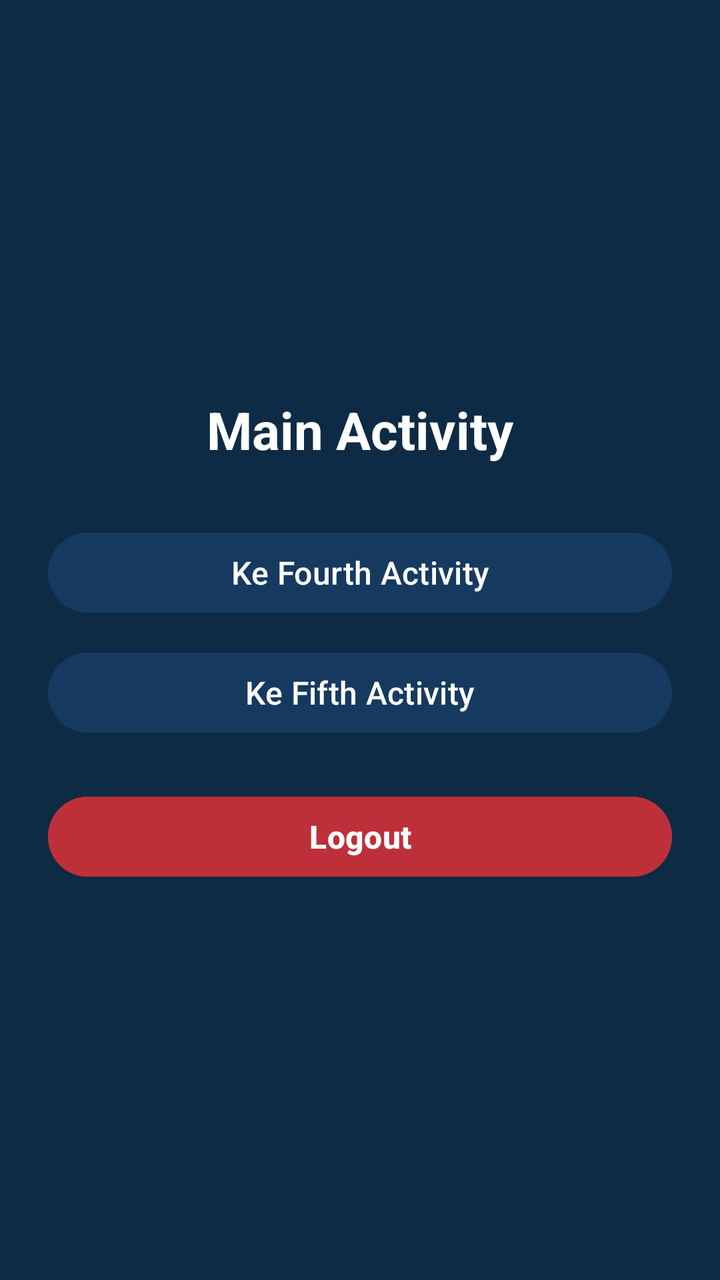
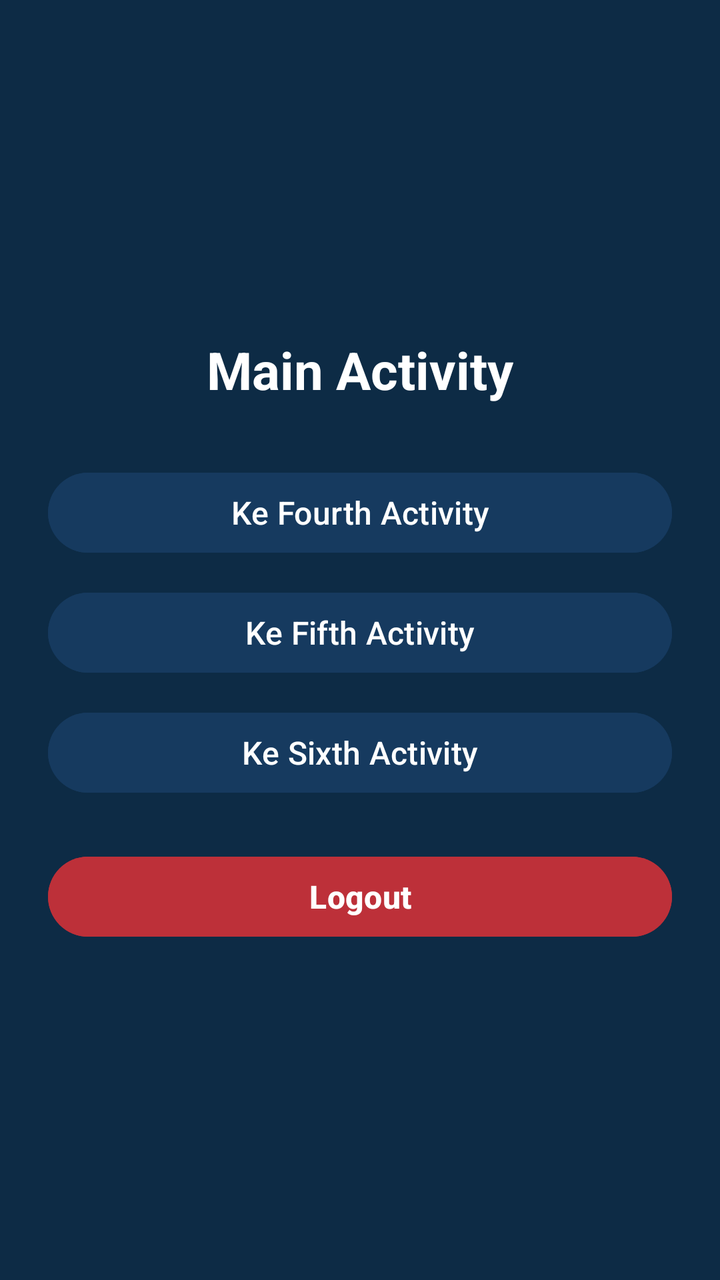

Before-and-after screenshots of an Android layout around one commit, followed by the original layout XML and the change that was made.
<!-- AndroidManifest.xml: application theme Theme.SaturnusDimasBudi -->
<!-- res/layout/activity_main.xml -->
<?xml version="1.0" encoding="utf-8"?>
<LinearLayout
    xmlns:android="http://schemas.android.com/apk/res/android"
    android:layout_width="match_parent"
    android:layout_height="match_parent"
    android:background="#0D2B45"
    android:orientation="vertical"
    android:gravity="center"
    android:padding="24dp">

    <TextView
        android:layout_width="wrap_content"
        android:layout_height="wrap_content"
        android:text="Main Activity"
        android:textSize="26sp"
        android:textStyle="bold"
        android:textColor="#FFFFFF"
        android:layout_marginBottom="30dp" />

    <Button
        android:id="@+id/btnToFourth"
        android:layout_width="match_parent"
        android:layout_height="wrap_content"
        android:text="Ke Fourth Activity"
        android:textSize="16sp"
        android:backgroundTint="#163A5F"
        android:textColor="#FFFFFF"
        android:layout_marginBottom="12dp" />

    <Button
        android:id="@+id/btnToFifth"
        android:layout_width="match_parent"
        android:layout_height="wrap_content"
        android:text="Ke Fifth Activity"
        android:textSize="16sp"
        android:backgroundTint="#163A5F"
        android:textColor="#FFFFFF"
        android:layout_marginBottom="24dp" />

    
    <Button
        android:id="@+id/btnLogout"
        android:layout_width="match_parent"
        android:layout_height="wrap_content"
        android:text="Logout"
        android:textSize="16sp"
        android:textStyle="bold"
        android:backgroundTint="#BD3039"
        android:textColor="#FFFFFF" />

</LinearLayout>
<!-- resources referenced by this layout -->
<resources>
  <style name="Theme.SaturnusDimasBudi" parent="Theme.Saturnus_DimasBudi" />
  <style name="Theme.Saturnus_DimasBudi" parent="Base.Theme.Saturnus_DimasBudi" />
  <style name="Base.Theme.Saturnus_DimasBudi" parent="Theme.Material3.DayNight.NoActionBar">
          
          
      </style>
</resources>

<!-- the commit's change to res/layout/activity_main.xml (unified diff, before → after) -->
@@ -35,6 +35,16 @@
         android:textSize="16sp"
         android:backgroundTint="#163A5F"
         android:textColor="#FFFFFF"
+        android:layout_marginBottom="12dp" />
+
+    <Button
+        android:id="@+id/btnToSixth"
+        android:layout_width="match_parent"
+        android:layout_height="wrap_content"
+        android:text="Ke Sixth Activity"
+        android:textSize="16sp"
+        android:backgroundTint="#163A5F"
+        android:textColor="#FFFFFF"
         android:layout_marginBottom="24dp" />
 
     
